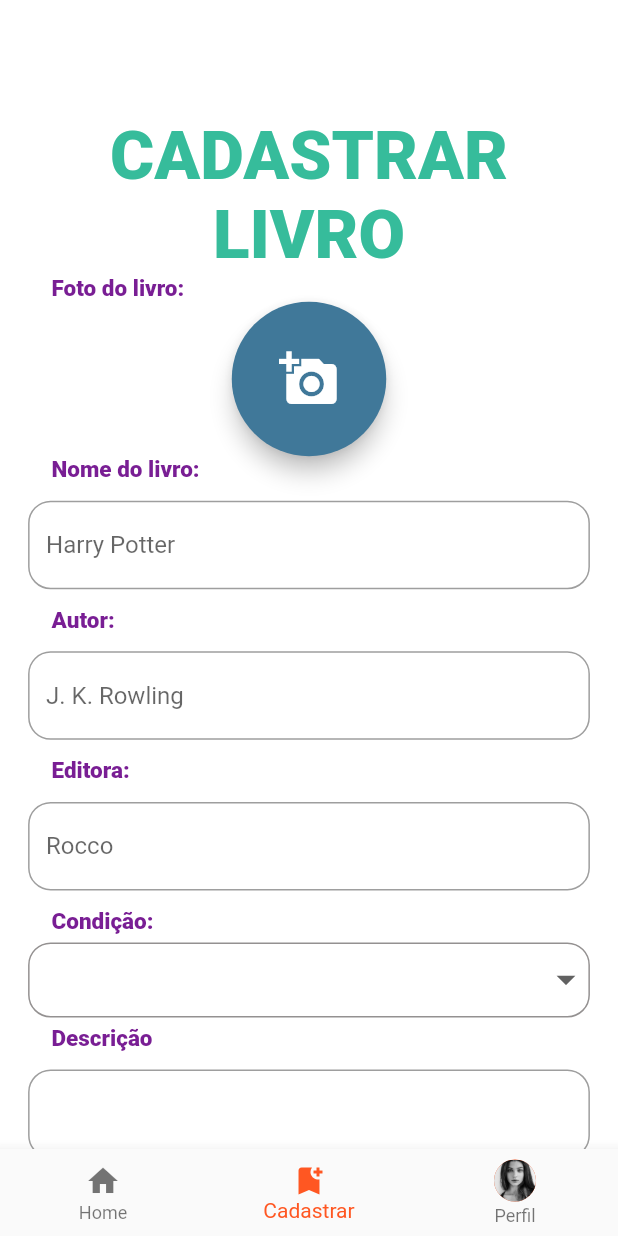
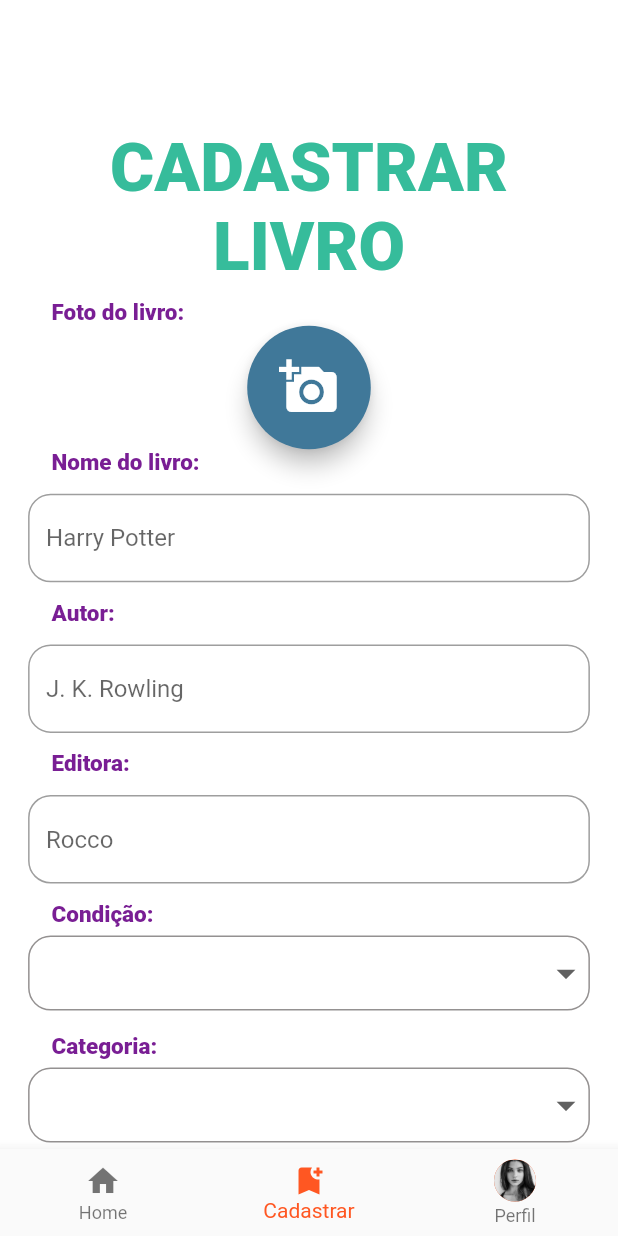
Before and after one commit to PHLeite/Find-a-Book, a Flutter app: the screen it shows once a user with an empty profile is signed in, item 2 of the bottom bar chosen, on a phone screen of 412 x 824 dp. Run offline on Flutter 3.47's test engine with Material 2 defaults, Android fonts, the phone set to English and light mode, and no system bars; our stand-ins replace cloud_firestore, firebase_auth, firebase_core; accounts and stored records are empty.

Commit message:
arrumando o cadastre livro

```diff
--- a/lib/pages/cadastrar_livro/cadastrar.dart
+++ b/lib/pages/cadastrar_livro/cadastrar.dart
@@ -11,6 +11,9 @@ class CadastrarLivro extends StatefulWidget {
 
 class _CadastrarLivroState extends State<CadastrarLivro> {
   final items = ['novo', 'usado'];
+  String item = "usado";
+  String categoria = "Romance";
+  final categorias = ["Ficção", "Romance",  "Biografia", "Infanto-Juvenis", "Brasileiros", "Poesias", "Contos", "Coleções","Técnicos", "Auto Ajuda", "Religiosos","Terror"];
   String? value;
 
   @override
@@ -22,7 +25,9 @@ class _CadastrarLivroState extends State<CadastrarLivro> {
           Column(
             children: [
 
-              Container(
+              Padding(
+                padding: const EdgeInsets.all(8.0),
+                child: Container(
                   alignment: Alignment.bottomCenter,
                   height: MediaQuery.of(context).size.height/4.5,
                   width: MediaQuery.of(context).size.width/1.2,
@@ -33,6 +38,7 @@ class _CadastrarLivroState extends State<CadastrarLivro> {
                         color: Cores.verdeAgua,
                         fontSize: 45,
                         fontWeight: FontWeight.w900
+                      ),
                     ),
                 ),
               ),
@@ -50,8 +56,8 @@ class _CadastrarLivroState extends State<CadastrarLivro> {
                 ),
               ),
               Container(
-                width: MediaQuery.of(context).size.width/4,
-                height: MediaQuery.of(context).size.width/4,
+                width: MediaQuery.of(context).size.width/5,
+                height: MediaQuery.of(context).size.width/5,
                 child: FloatingActionButton(
                   backgroundColor: Cores.azul,
                   onPressed: () {},
@@ -152,7 +158,7 @@ class _CadastrarLivroState extends State<CadastrarLivro> {
               ),
 
               Padding(
-                padding: const EdgeInsets.only(top: 5, bottom: 5),
+                padding: const EdgeInsets.only(top: 5, bottom: 15),
                 child: Container(
                   width: MediaQuery.of(context).size.width/1.1,
                   alignment: Alignment.center,
@@ -166,7 +172,41 @@ class _CadastrarLivroState extends State<CadastrarLivro> {
                       isExpanded: true,
                       iconSize: 30,
                       items: items.map(buildMenuItem).toList(),
-                      onChanged: (value) =>setState(()=> this.value = value as String?),
+                      onChanged: (value) =>setState(()=> this.item = value as String),
+                    ),
+                  ),
+                ),
+              ),
+
+              Container(
+                width: MediaQuery.of(context).size.width/1.2,
+                alignment: Alignment.centerLeft,
+                child: Text(
+                    'Categoria:',
+                    style: TextStyle(
+                      color: Cores.roxo,
+                      fontWeight: FontWeight.w800,
+                      fontSize: 15
+                    ),
+                  ),
+              ),
+
+              Padding(
+                padding: const EdgeInsets.only(top: 5, bottom: 15),
+                child: Container(
+                  width: MediaQuery.of(context).size.width/1.1,
+                  alignment: Alignment.center,
+                  decoration: BoxDecoration(
+                    borderRadius: BorderRadius.circular(15),
+                    border: Border.all(color: Cores.cinza, width: 1)
+                  ),
+                  child: DropdownButtonHideUnderline(
+                    child: DropdownButton(
+                      value : value,
+                      isExpanded: true,
+                      iconSize: 30,
+                      items: categorias.map(buildMenuItem).toList(),
+                      onChanged: (value) =>setState(()=> this.categoria = value as String),
                     ),
                   ),
                 ),
@@ -197,13 +237,38 @@ class _CadastrarLivroState extends State<CadastrarLivro> {
                   ),
               ),
 
+              Container(
+                width: MediaQuery.of(context).size.width/1.2,
+                alignment: Alignment.centerLeft,
+                child: Text(
+                    'Link para contato: ',
+                    style: TextStyle(
+                      color: Cores.roxo,
+                      fontWeight: FontWeight.w800,
+                      fontSize: 15
+                    ),
+                  ),
+              ),
+              Container(
+                height: MediaQuery.of(context).size.height/10,
+                width: MediaQuery.of(context).size.width/1.1,
+                alignment: Alignment.center,
+                child: TextField(
+                    decoration: InputDecoration(
+                      border: OutlineInputBorder(
+                        borderRadius: BorderRadius.all(Radius.circular(15))
+                      ),
+                    ),
+                  ),
+              ),
+
               Padding(
                 padding: const EdgeInsets.only(top: 15),
                 child: Padding(
                   padding: const EdgeInsets.only(bottom: 15),
                   child: Container(
                     width: MediaQuery.of(context).size.width/1.5,
-                    height: MediaQuery.of(context).size.height/11,
+                    height: MediaQuery.of(context).size.height/12,
                     child: TextButton(
                       onPressed: () {
                         Navigator.of(context).push(
@@ -224,7 +289,7 @@ class _CadastrarLivroState extends State<CadastrarLivro> {
                         backgroundColor: MaterialStateProperty.all(Cores.verdeAgua),
                         shape: MaterialStateProperty.all(
                         RoundedRectangleBorder(
-                          borderRadius: BorderRadius.circular(25),
+                          borderRadius: BorderRadius.circular(30),
                         )
                         )
                       ),
--- a/lib/pages/cadastrar_livro/confirmação.dart
+++ b/lib/pages/cadastrar_livro/confirmação.dart
@@ -21,8 +21,8 @@ class _ConfirmadoState extends State<Confirmado> {
               child: Padding(
                 padding: const EdgeInsets.only(left: 10, top: 10),
                 child: Container(
-                  width: MediaQuery.of(context).size.width/6,
-                  height: MediaQuery.of(context).size.width/6,
+                  width: MediaQuery.of(context).size.width/7,
+                  height: MediaQuery.of(context).size.width/7,
                   decoration: BoxDecoration(
                     borderRadius: new BorderRadius.all(new Radius.circular(100)),
                     color: Cores.verdeAgua
```
Also changed, not shown: lib/pages/livro/Paglivro.dart (+51 -62 lines). Lines whose indentation alone changed are shown as unchanged.
